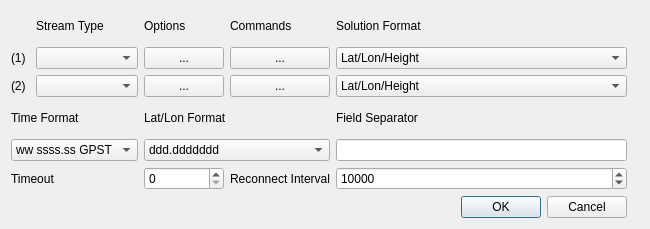
Qt form app/qtapp/rtkplot_qt/conndlg.ui (ourairquality/RTKLIB) before a commit.
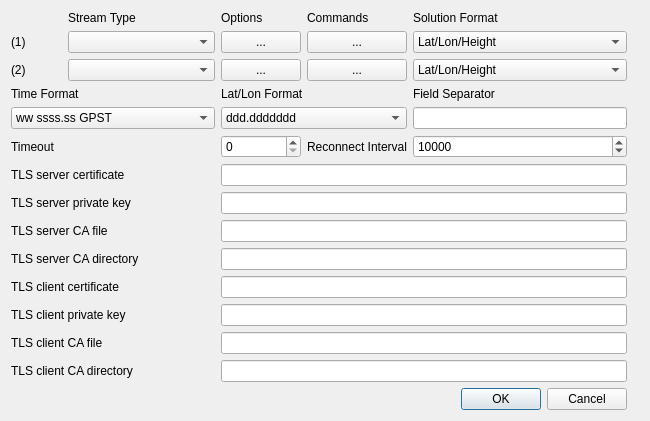
The same form after that commit.

```diff
--- a/app/qtapp/rtkplot_qt/conndlg.ui
+++ b/app/qtapp/rtkplot_qt/conndlg.ui
@@ -54,6 +54,16 @@
        <string>NTRIP Client</string>
       </property>
      </item>
+     <item>
+      <property name="text">
+       <string>NTRIP Caster Source</string>
+      </property>
+     </item>
+     <item>
+      <property name="text">
+       <string>UDP Server</string>
+      </property>
+     </item>
      <item>
       <property name="text">
        <string>File</string>
@@ -145,6 +155,16 @@
        <string>NTRIP Client</string>
       </property>
      </item>
+     <item>
+      <property name="text">
+       <string>NTRIP Caster Source</string>
+      </property>
+     </item>
+     <item>
+      <property name="text">
+       <string>UDP Server</string>
+      </property>
+     </item>
      <item>
       <property name="text">
        <string>File</string>
@@ -358,7 +378,143 @@
      </item>
     </widget>
    </item>
-   <item row="7" column="0" colspan="6">
+   <item row="8" column="0" colspan="2">
+     <widget class="QLabel" name="lblTLSSvrCertFile">
+       <property name="text">
+         <string>TLS server certificate</string>
+       </property>
+       <property name="buddy">
+         <cstring>lETLSSvrCertFile</cstring>
+       </property>
+     </widget>
+   </item>
+   <item row="8" column="3" colspan="3">
+     <widget class="QLineEdit" name="lETLSSvrCertFile">
+       <property name="toolTip">
+         <string>TLS server certificate</string>
+       </property>
+     </widget>
+   </item>
+   <item row="9" column="0" colspan="2">
+     <widget class="QLabel" name="lblTLSSvrKeyFile">
+       <property name="text">
+         <string>TLS server private key</string>
+       </property>
+       <property name="buddy">
+         <cstring>lETLSSvrKeyFile</cstring>
+       </property>
+     </widget>
+   </item>
+   <item row="9" column="3" colspan="3">
+     <widget class="QLineEdit" name="lETLSSvrKeyFile">
+       <property name="toolTip">
+         <string>TLS server private key</string>
+       </property>
+     </widget>
+   </item>
+   <item row="10" column="0" colspan="2">
+     <widget class="QLabel" name="lblTLSSvrCAFile">
+       <property name="text">
+         <string>TLS server CA file</string>
+       </property>
+       <property name="buddy">
+         <cstring>lETLSSvrCAFile</cstring>
+       </property>
+     </widget>
+   </item>
+   <item row="10" column="3" colspan="3">
+     <widget class="QLineEdit" name="lETLSSvrCAFile">
+       <property name="toolTip">
+         <string>TLS server CA file</string>
+       </property>
+     </widget>
+   </item>
+   <item row="11" column="0" colspan="2">
+     <widget class="QLabel" name="lblTLSSvrCADir">
+       <property name="text">
+         <string>TLS server CA directory</string>
+       </property>
+       <property name="buddy">
+         <cstring>lETLSSvrCADir</cstring>
+       </property>
+     </widget>
+   </item>
+   <item row="11" column="3" colspan="3">
+     <widget class="QLineEdit" name="lETLSSvrCADir">
+       <property name="toolTip">
+         <string>TLS server CA directory</string>
+       </property>
+     </widget>
+   </item>
+   <item row="12" column="0" colspan="2">
+     <widget class="QLabel" name="lblTLSCliCertFile">
+       <property name="text">
+         <string>TLS client certificate</string>
+       </property>
+       <property name="buddy">
+         <cstring>lETLSCliCertFile</cstring>
+       </property>
+     </widget>
+   </item>
+   <item row="12" column="3" colspan="3">
+     <widget class="QLineEdit" name="lETLSCliCertFile">
+       <property name="toolTip">
+         <string>TLS client certificate</string>
+       </property>
+     </widget>
+   </item>
+   <item row="13" column="0" colspan="2">
+     <widget class="QLabel" name="lblTLSCliKeyFile">
+       <property name="text">
+         <string>TLS client private key</string>
+       </property>
+       <property name="buddy">
+         <cstring>lETLSCliKeyFile</cstring>
+       </property>
+     </widget>
+   </item>
+   <item row="13" column="3" colspan="3">
+     <widget class="QLineEdit" name="lETLSCliKeyFile">
+       <property name="toolTip">
+         <string>TLS client private key</string>
+       </property>
+     </widget>
+   </item>
+   <item row="14" column="0" colspan="2">
+     <widget class="QLabel" name="lblTLSCliCAFile">
+       <property name="text">
+         <string>TLS client CA file</string>
+       </property>
+       <property name="buddy">
+         <cstring>lETLSCliCAFile</cstring>
+       </property>
+     </widget>
+   </item>
+   <item row="14" column="3" colspan="3">
+     <widget class="QLineEdit" name="lETLSCliCAFile">
+       <property name="toolTip">
+         <string>TLS client CA file</string>
+       </property>
+     </widget>
+   </item>
+   <item row="15" column="0" colspan="2">
+     <widget class="QLabel" name="lblTLSCliCADir">
+       <property name="text">
+         <string>TLS client CA directory</string>
+       </property>
+       <property name="buddy">
+         <cstring>lETLSCliCADir</cstring>
+       </property>
+     </widget>
+   </item>
+   <item row="15" column="3" colspan="3">
+     <widget class="QLineEdit" name="lETLSCliCADir">
+       <property name="toolTip">
+         <string>TLS client CA directory</string>
+       </property>
+     </widget>
+   </item>
+   <item row="16" column="0" colspan="6">
     <widget class="QDialogButtonBox" name="buttonBox">
      <property name="standardButtons">
       <set>QDialogButtonBox::Cancel|QDialogButtonBox::Ok</set>
```
Left out of the diff: 11 changed lines with no effect on the pictures.
